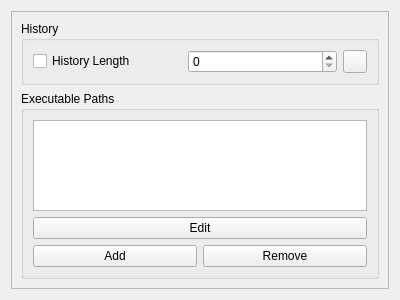
Old version of the form application/othertab.ui in the repository TheNiteCoder/mx-bashrc-config.
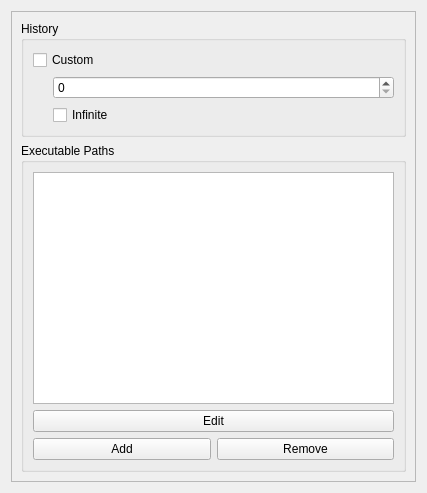
New version of the form. Icons and pictures are not drawn.

What changed in the file:
```diff
--- a/application/othertab.ui
+++ b/application/othertab.ui
@@ -6,8 +6,8 @@
    <rect>
     <x>0</x>
     <y>0</y>
-    <width>400</width>
-    <height>300</height>
+    <width>427</width>
+    <height>493</height>
    </rect>
   </property>
   <property name="windowTitle">
@@ -24,8 +24,8 @@
        <rect>
         <x>0</x>
         <y>0</y>
-        <width>366</width>
-        <height>289</height>
+        <width>407</width>
+        <height>473</height>
        </rect>
       </property>
       <layout class="QVBoxLayout" name="verticalLayout">
@@ -36,8 +36,18 @@
          </property>
          <layout class="QVBoxLayout" name="verticalLayout_4">
           <item>
-           <layout class="QGridLayout" name="gridLayout">
-            <item row="0" column="2">
+           <widget class="QCheckBox" name="checkBox_HistoryLength">
+            <property name="text">
+             <string>Custom</string>
+            </property>
+           </widget>
+          </item>
+          <item>
+           <layout class="QVBoxLayout" name="verticalLayout_5">
+            <property name="leftMargin">
+             <number>20</number>
+            </property>
+            <item>
              <widget class="QSpinBox" name="spinBox_HistoryLength">
               <property name="maximum">
                <number>100000000</number>
@@ -47,24 +57,10 @@
               </property>
              </widget>
             </item>
-            <item row="0" column="0">
-             <widget class="QCheckBox" name="checkBox_HistoryLength">
+            <item>
+             <widget class="QCheckBox" name="checkBox_InfiniteHistoryLength">
               <property name="text">
-               <string>History Length</string>
-              </property>
-             </widget>
-            </item>
-            <item row="0" column="3">
-             <widget class="QToolButton" name="toolButton_HistoryInfinite">
-              <property name="text">
-               <string/>
-              </property>
-              <property name="icon">
-               <iconset resource="resource.qrc">
-                <normaloff>:/infinity.svg</normaloff>:/infinity.svg</iconset>
-              </property>
-              <property name="checkable">
-               <bool>true</bool>
+               <string>Infinite</string>
               </property>
              </widget>
             </item>
```
Left out of the diff: 6 changed lines with no effect on the pictures.
